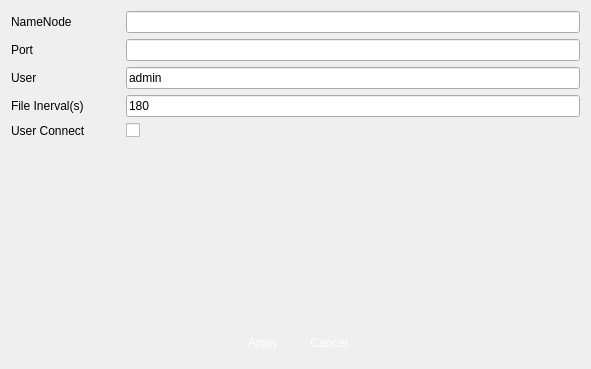
First picture: the form in veapp/setting/vschdfsrecord.ui, repository linkingvision/rapidvms, before the edit.
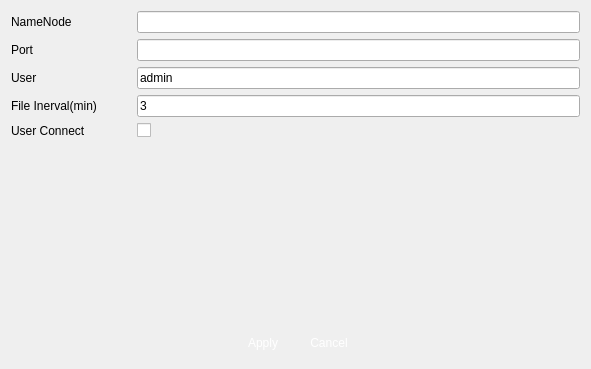
Second picture: the form after the edit. Icons and pictures are not drawn.

Commit message: update hdfs record

The edit to the form file:
```diff
--- a/veapp/setting/vschdfsrecord.ui
+++ b/veapp/setting/vschdfsrecord.ui
@@ -94,14 +94,14 @@
      <item row="3" column="0">
       <widget class="QLabel" name="label_5">
        <property name="text">
-        <string>File Inerval(s)</string>
+        <string>File Inerval(min)</string>
        </property>
       </widget>
      </item>
      <item row="3" column="2">
       <widget class="QLineEdit" name="lineEditFileInterval">
        <property name="text">
-        <string>180</string>
+        <string>3</string>
        </property>
        <property name="readOnly">
         <bool>false</bool>
```
